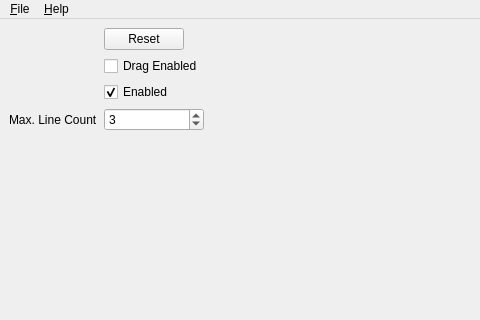
Above: source/examples/multi-selection-edit/MainWindow.ui from mjendruk/qttokenedit before the change; both pictures show x 0 to 480 and y 0 to 320 of the 689 by 449 pixel window. Below: the same form after it.
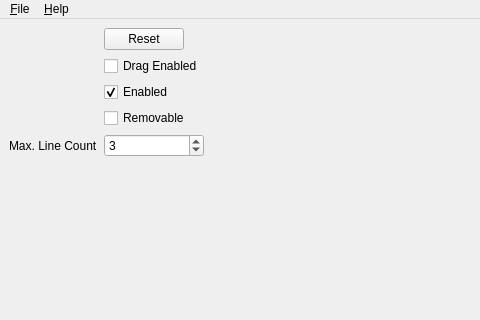
That is the form after the change.

Commit message: implement removable option

What changed in the file:
```diff
--- a/source/examples/multi-selection-edit/MainWindow.ui
+++ b/source/examples/multi-selection-edit/MainWindow.ui
@@ -27,7 +27,7 @@
         </property>
        </widget>
       </item>
-      <item row="3" column="0">
+      <item row="4" column="0">
        <widget class="QLabel" name="lineEditLabel">
         <property name="text">
          <string>Max. Line Count</string>
@@ -41,7 +41,7 @@
         </property>
        </widget>
       </item>
-      <item row="3" column="1">
+      <item row="4" column="1">
        <widget class="QSpinBox" name="maxLineCountSpinBox">
         <property name="sizePolicy">
          <sizepolicy hsizetype="Preferred" vsizetype="Fixed">
@@ -76,6 +76,13 @@
         </property>
        </widget>
       </item>
+      <item row="3" column="1">
+       <widget class="QCheckBox" name="removableCheckBox">
+        <property name="text">
+         <string>Removable</string>
+        </property>
+       </widget>
+      </item>
      </layout>
     </item>
    </layout>
```
The commit also changes 5 other files.
